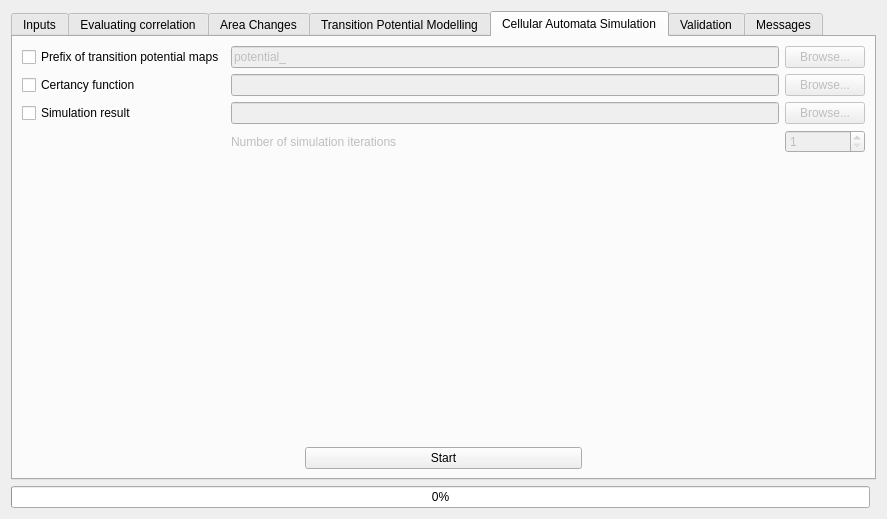
Above: ui/moluscedialogbase.ui from nextgis/qgis_molusce before the change. Below: the same form after it.
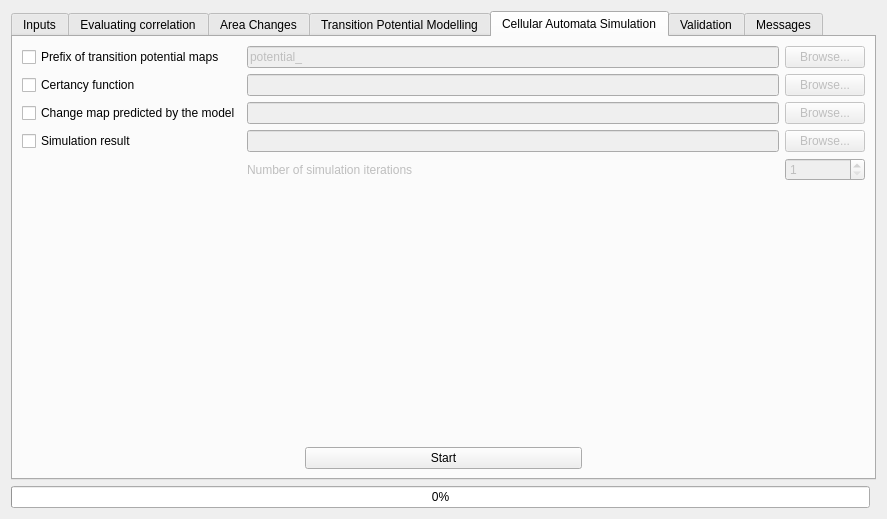
That is the form after the change. Custom widgets are drawn as their Qt base class.

Commit message: Add predicted change map to simulator

The edit to the form file:
```diff
--- a/ui/moluscedialogbase.ui
+++ b/ui/moluscedialogbase.ui
@@ -406,7 +406,7 @@
            </property>
           </widget>
          </item>
-         <item row="2" column="0">
+         <item row="3" column="0">
           <widget class="QCheckBox" name="chkMonteCarlo">
            <property name="text">
             <string>Simulation result</string>
@@ -416,14 +416,14 @@
            </property>
           </widget>
          </item>
-         <item row="2" column="1">
+         <item row="3" column="1">
           <widget class="QLineEdit" name="leMonteCarloPath">
            <property name="enabled">
             <bool>false</bool>
            </property>
           </widget>
          </item>
-         <item row="2" column="2">
+         <item row="3" column="2">
           <widget class="QPushButton" name="btnSelectMonteCarlo">
            <property name="enabled">
             <bool>false</bool>
@@ -433,7 +433,7 @@
            </property>
           </widget>
          </item>
-         <item row="3" column="1">
+         <item row="4" column="1">
           <widget class="QLabel" name="lblIterations">
            <property name="enabled">
             <bool>false</bool>
@@ -443,7 +443,7 @@
            </property>
           </widget>
          </item>
-         <item row="3" column="2">
+         <item row="4" column="2">
           <widget class="QSpinBox" name="spnIterations">
            <property name="enabled">
             <bool>false</bool>
@@ -495,6 +495,30 @@
            </property>
           </widget>
          </item>
+         <item row="2" column="0">
+          <widget class="QCheckBox" name="chkModelPrediction">
+           <property name="text">
+            <string>Change map predicted by the model</string>
+           </property>
+          </widget>
+         </item>
+         <item row="2" column="1">
+          <widget class="QLineEdit" name="leModelPredictionPath">
+           <property name="enabled">
+            <bool>false</bool>
+           </property>
+          </widget>
+         </item>
+         <item row="2" column="2">
+          <widget class="QPushButton" name="btnSelectModelPrediction">
+           <property name="enabled">
+            <bool>false</bool>
+           </property>
+           <property name="text">
+            <string>Browse...</string>
+           </property>
+          </widget>
+         </item>
         </layout>
        </item>
        <item row="1" column="0">
```
The commit also changes 1 other file.
